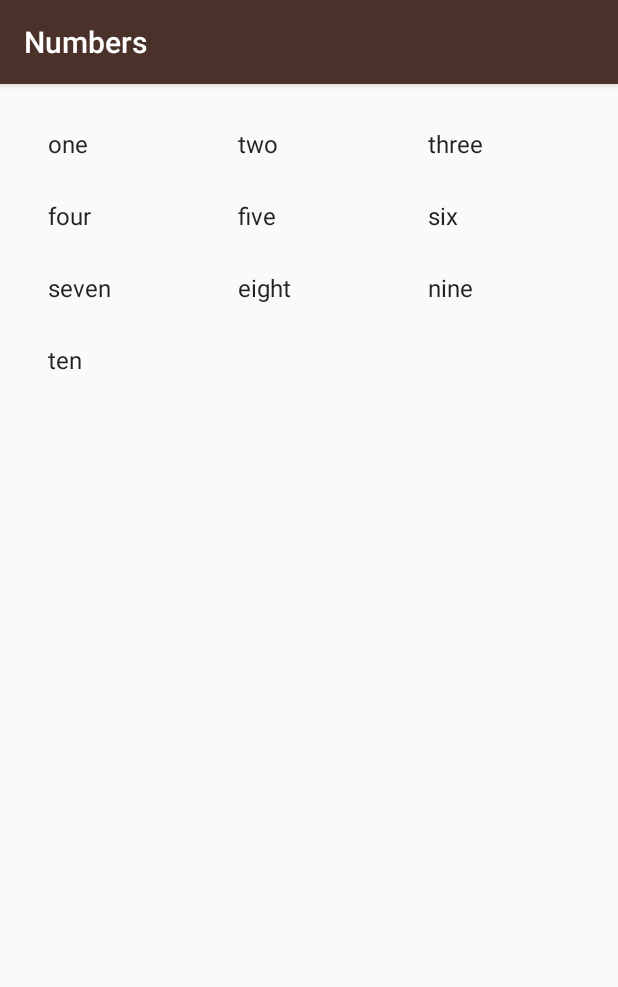
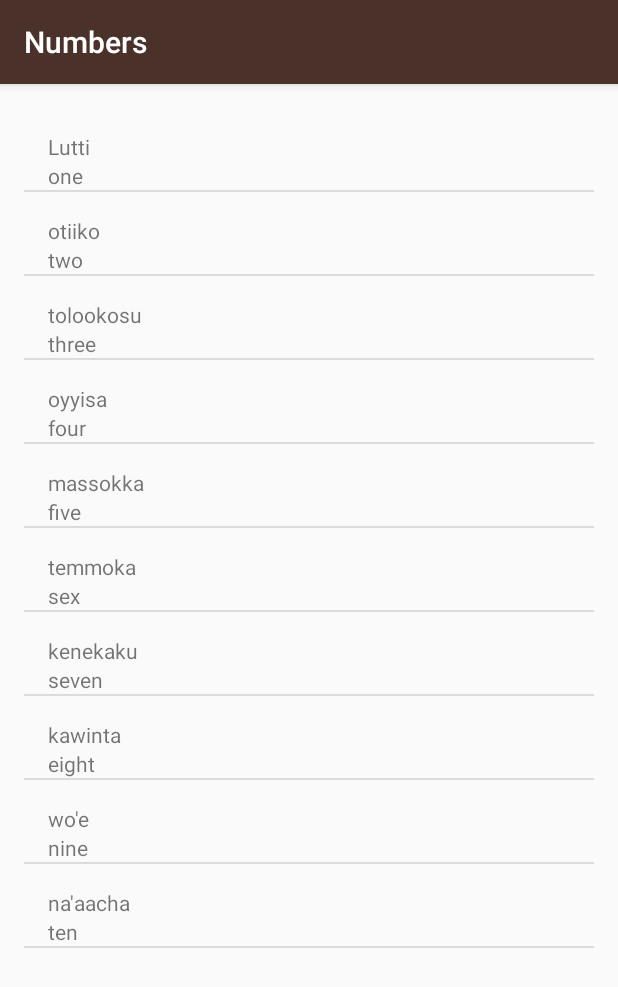
Before and after one commit to ernestkoko/Miwok, an Android app: the NumbersActivity screen opened directly, with no data from a screen before it, on a phone screen of 412 x 824 dp. Shown: the top 987 px of the screen. Run offline under Robolectric (Android 15) with nearby library versions, the light colour scheme and no system bars.

Commit message:
Implemented a custom ArrayAdapter class

```diff
--- a/app/src/main/java/com/example/miwok/NumbersActivity.java
+++ b/app/src/main/java/com/example/miwok/NumbersActivity.java
@@ -5,7 +5,6 @@ import androidx.appcompat.app.AppCompatActivity;
 import android.os.Bundle;
 import android.util.Log;
 import android.widget.ArrayAdapter;
-import android.widget.GridView;
 import android.widget.LinearLayout;
 import android.widget.ListView;
 import android.widget.TextView;
@@ -20,17 +19,20 @@ public class NumbersActivity extends AppCompatActivity {
         setContentView(R.layout.activity_numbers);
 
         //creates an array list of words
-        ArrayList<String> words = new ArrayList<>();
-        words.add("one");
-        words.add("two");
-        words.add("three");
-        words.add("four");
-        words.add("five");
-        words.add("six");
-        words.add("seven");
-        words.add("eight");
-        words.add("nine");
-        words.add("ten");
+        ArrayList<Word> words = new ArrayList<>();
+       // words.add("one");
+        words.add(new Word("one","Lutti"));
+        words.add(new Word("two","otiiko"));
+        words.add(new Word("three","tolookosu"));
+        words.add(new Word("four","oyyisa"));
+        words.add(new Word("five","massokka"));
+        words.add(new Word("sex","temmoka"));
+        words.add(new Word("seven","kenekaku"));
+        words.add(new Word("eight","kawinta"));
+        words.add(new Word("nine","wo'e"));
+        words.add(new Word("ten","na'aacha"));
+
+
 
 
         // Create an {@link ArrayAdapter}, whose data source is a list of Strings. The
@@ -38,13 +40,13 @@ public class NumbersActivity extends AppCompatActivity {
         // simple_list_item_1.xml layout resource defined in the Android framework.
         // This list item layout contains a single {@link TextView}, which the adapter will set to
         // display a single word.
-        ArrayAdapter<String> itemsAdapter =
-                new ArrayAdapter<>(this, android.R.layout.simple_list_item_1, words);
+        WordAdapter itemsAdapter =
+                new WordAdapter(this, words);
 
         // Find the {@link ListView} object in the view hierarchy of the {@link Activity}.
         // There should be a {@link ListView} with the view ID called list, which is declared in the
         // activity_numbers.xml layout file.
-        GridView listView =  findViewById(R.id.list);
+        ListView listView = (ListView) findViewById(R.id.list);
 
         // Make the {@link ListView} use the {@link ArrayAdapter} we created above, so that the
         // {@link ListView} will display list items for each word in the list of words.
--- /dev/null
+++ b/app/src/main/java/com/example/miwok/Word.java
@@ -0,0 +1,20 @@
+package com.example.miwok;
+
+public class Word {
+    private String english;
+    private String miwok;
+
+    public Word(String eng, String miw){
+        this.english = eng;
+        this.miwok = miw;
+    }
+
+
+    public String getEnglish() {
+        return english;
+    }
+
+    public String getMiwok() {
+        return miwok;
+    }
+}
--- /dev/null
+++ b/app/src/main/java/com/example/miwok/WordAdapter.java
@@ -0,0 +1,53 @@
+package com.example.miwok;
+
+import android.app.Activity;
+import android.content.Context;
+import android.text.Layout;
+import android.view.LayoutInflater;
+import android.view.View;
+import android.view.ViewGroup;
+import android.widget.ArrayAdapter;
+import android.widget.TextView;
+
+import androidx.annotation.LayoutRes;
+import androidx.annotation.NonNull;
+import androidx.annotation.Nullable;
+
+import java.util.ArrayList;
+
+public class WordAdapter extends ArrayAdapter<Word> {
+
+    //constructor
+    public WordAdapter(Activity context, ArrayList<Word> layout){
+        super(context, 0, layout);
+    }
+
+    //have to override the getView method so we can modify it to our taste
+    @NonNull
+    @Override
+    public View getView(int position, @Nullable View convertView, @NonNull ViewGroup parent) {
+        //checks if the view is null, if null we inflate it with custom_layout
+        View listView = convertView;
+        if (listView == null){
+            listView = LayoutInflater.from(getContext())
+                    .inflate(R.layout.custom_layout,parent, false);
+        }
+
+        ///get the item at that position
+        Word  item = getItem(position);
+
+        //get both the english and miwok texts from the item
+        String english = item.getEnglish();
+        String miwok = item.getMiwok();
+
+        //finds the view for english and set the text gotten to it
+        TextView english_text = listView.findViewById(R.id.english_text);
+        english_text.setText(english);
+
+        //finds the TexView for miwok and sets the text gotten to it
+        TextView miwok_text = listView.findViewById(R.id.miwok_text);
+        miwok_text.setText(miwok);
+
+        return listView;
+    }
+}
--- a/app/src/main/res/layout/activity_numbers.xml
+++ b/app/src/main/res/layout/activity_numbers.xml
@@ -1,5 +1,5 @@
 <?xml version="1.0" encoding="utf-8"?>
-<GridView xmlns:android="http://schemas.android.com/apk/res/android"
+<ListView xmlns:android="http://schemas.android.com/apk/res/android"
         xmlns:tools="http://schemas.android.com/tools"
     android:id="@+id/list"
     android:orientation="vertical"
@@ -9,7 +9,6 @@
     android:paddingLeft="@dimen/activity_horizontal_margin"
     android:paddingRight="@dimen/activity_horizontal_margin"
     android:paddingTop="@dimen/activity_vertical_margin"
-    android:numColumns="3"
     tools:context=".NumbersActivity">
 
-</GridView>
+</ListView>
--- /dev/null
+++ b/app/src/main/res/layout/custom_layout.xml
@@ -0,0 +1,20 @@
+<?xml version="1.0" encoding="utf-8"?>
+<LinearLayout xmlns:android="http://schemas.android.com/apk/res/android"
+    xmlns:tools="http://schemas.android.com/tools"
+    android:orientation="vertical" android:layout_width="match_parent"
+    android:layout_height="match_parent"
+    android:paddingLeft="16dp"
+    android:paddingTop="16dp">
+    <TextView
+        android:id="@+id/miwok_text"
+        android:layout_width="wrap_content"
+        android:layout_height="wrap_content"
+        tools:text="lutti"/>
+    <TextView
+        android:id="@+id/english_text"
+        android:layout_width="wrap_content"
+        android:layout_height="wrap_content"
+        tools:text="English"/>
+
+
+</LinearLayout>
```
